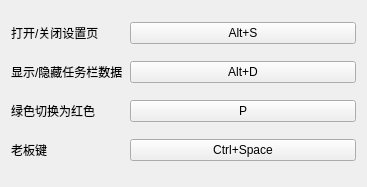
YQBaobao/RollerCoaster, file uis/rc_setting/shortcut_key/shortcut_key.ui: the form before one commit.
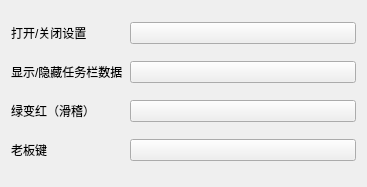
The form after the commit.

Commit message: ADD:快捷键设置

```diff
--- a/uis/rc_setting/shortcut_key/shortcut_key.ui
+++ b/uis/rc_setting/shortcut_key/shortcut_key.ui
@@ -17,7 +17,7 @@
    <item row="0" column="0">
     <widget class="QLabel" name="label_9">
      <property name="text">
-      <string>打开/关闭设置页</string>
+      <string>打开/关闭设置</string>
      </property>
     </widget>
    </item>
@@ -29,39 +29,23 @@
     </widget>
    </item>
    <item row="2" column="1" colspan="2">
-    <widget class="QPushButton" name="pb_red_green_switch">
-     <property name="text">
-      <string>P</string>
-     </property>
-    </widget>
+    <widget class="QPushButton" name="pb_red_green_switch"/>
    </item>
    <item row="2" column="0">
     <widget class="QLabel" name="label">
      <property name="text">
-      <string>绿色切换为红色</string>
+      <string>绿变红（滑稽）</string>
      </property>
     </widget>
    </item>
    <item row="3" column="1" colspan="2">
-    <widget class="QPushButton" name="pb_boss_key">
-     <property name="text">
-      <string>Ctrl+Space</string>
-     </property>
-    </widget>
+    <widget class="QPushButton" name="pb_boss_key"/>
    </item>
    <item row="1" column="1" colspan="2">
-    <widget class="QPushButton" name="pb_show_data">
-     <property name="text">
-      <string>Alt+D</string>
-     </property>
-    </widget>
+    <widget class="QPushButton" name="pb_show_data"/>
    </item>
    <item row="0" column="1" colspan="2">
-    <widget class="QPushButton" name="pb_open_setting">
-     <property name="text">
-      <string>Alt+S</string>
-     </property>
-    </widget>
+    <widget class="QPushButton" name="pb_open_setting"/>
    </item>
    <item row="3" column="0">
     <widget class="QLabel" name="label_11">
```
The commit also changes 11 other files.
